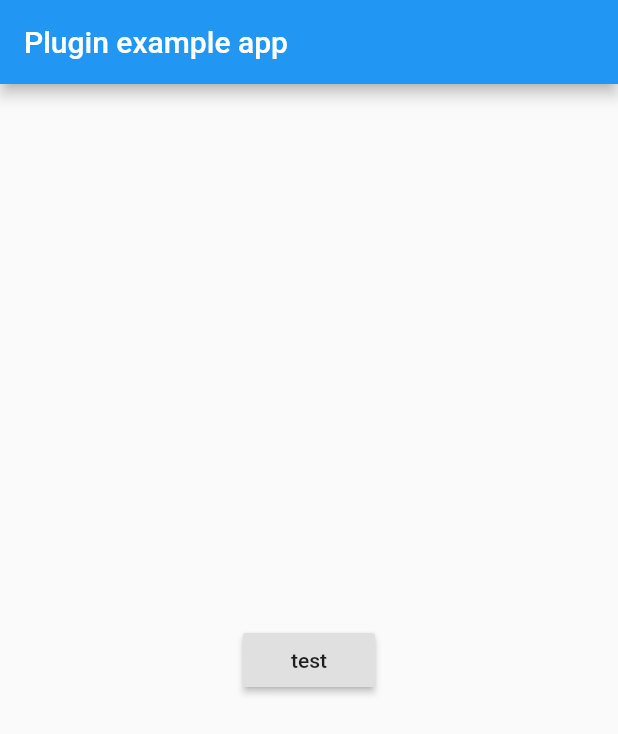
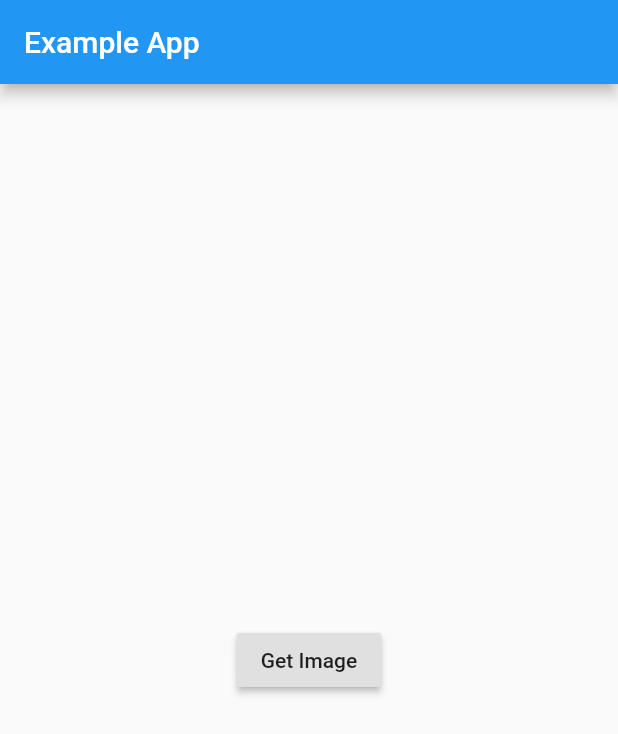
Before and after one commit to Beakyn/exif_flutter, a Flutter app: the screen it shows after launch, on a phone screen of 412 x 824 dp. Shown: the top 734 px of the screen. Run offline on Flutter 3.47's test engine with Material 2 defaults, Android fonts, the light colour scheme and no system bars; our stand-ins replace gallery_saver, image_picker.

Commit message:
chore: remove unused test data

```diff
--- a/example/lib/main.dart
+++ b/example/lib/main.dart
@@ -5,7 +5,6 @@ import 'dart:typed_data';
 import 'package:exif/exif.dart';
 import 'package:exif/tags.dart';
 import 'package:flutter/material.dart';
-import 'package:flutter/services.dart' show rootBundle;
 import 'package:path_provider/path_provider.dart';
 import 'package:image_picker/image_picker.dart';
 import 'package:gallery_saver/gallery_saver.dart';
@@ -29,14 +28,6 @@ class _MyAppState extends State<MyApp> {
   @override
   void initState() {
     super.initState();
-    initPlatformState();
-  }
-
-  Future<void> initPlatformState() async {
-    // final imageName = 'img1_with_exif.jpg';
-    final imageName = 'augusto_img.JPEG';
-    final fileBytes = await rootBundle.load('assets' + '/' + imageName);
-    mainCheckFlow(fileBytes);
   }
 
   getMetadata() async {
@@ -49,7 +40,7 @@ class _MyAppState extends State<MyApp> {
 
   Future<void> mainCheckFlow(ByteData bytes) async {
     final tempPath = await getTemporaryDirectory();
-    final filePath = tempPath.path + '/' + 'test-${DateTime.now()}.jpeg';
+    final filePath = tempPath.path + '/' + 'New Image - ${DateTime.now()}.jpeg';
     await writeToFile(
       bytes,
       filePath,
@@ -61,7 +52,7 @@ class _MyAppState extends State<MyApp> {
     final latitude = -4.8055555;
     final longitude = -39.3555555;
     final dateTimeOriginal = DateTime.parse('2009-08-11 16:45:32');
-    final userComment = 'We can add the stringified version of the entry here';
+    final userComment = 'You can add a metadata stringified version here';
 
     final newAttributes = Metadata(
       latitude: latitude,
@@ -83,12 +74,12 @@ class _MyAppState extends State<MyApp> {
     return MaterialApp(
       home: Scaffold(
         appBar: AppBar(
-          title: const Text('Plugin example app'),
+          title: const Text('Example App'),
         ),
         body: Center(
             child: RaisedButton(
           onPressed: getMetadata,
-          child: Text("test"),
+          child: Text("Get Image"),
         )),
       ),
     );
--- a/example/pubspec.yaml
+++ b/example/pubspec.yaml
@@ -29,8 +29,6 @@ dev_dependencies:
 
 # The following section is specific to Flutter.
 flutter:
-  assets:
-    - assets/
   # The following line ensures that the Material Icons font is
   # included with your application, so that you can use the icons in
   # the material Icons class.
--- a/lib/exif.dart
+++ b/lib/exif.dart
@@ -1,6 +1,3 @@
-import 'dart:io'; // For Platform.isXimport 'dart:async';
-import 'dart:typed_data';
-
 import 'package:exif/tags.dart';
 import 'package:flutter/services.dart';
 
@@ -8,16 +5,21 @@ class Exif {
   static const MethodChannel _channel = const MethodChannel('beakyn.com/exif');
 
   static Future<Map<String, dynamic>> getAttributes(String filePath) async {
-    final Map<String, dynamic> attributes = await _channel
-        .invokeMapMethod('getImageAttributes', {'filePath': filePath});
+    final Map<String, dynamic> attributes = await _channel.invokeMapMethod(
+      'getImageAttributes',
+      {'filePath': filePath},
+    );
     return attributes;
   }
 
-  static Future<void> setAttributes(
-      String filePath, Metadata attributes) async {
+  static Future<String> setAttributes(
+    String filePath,
+    Metadata attributes,
+  ) async {
     await _channel.invokeMapMethod('setImageAttributes', {
       'filePath': filePath,
       'attributes': attributes.toNative(),
     });
+    return filePath;
   }
 }
--- a/lib/tags.dart
+++ b/lib/tags.dart
@@ -13,8 +13,12 @@ class Metadata {
   final String userComment;
   final DateTime dateTimeOriginal;
 
-  Metadata(
-      {this.latitude, this.longitude, this.userComment, this.dateTimeOriginal});
+  Metadata({
+    this.latitude,
+    this.longitude,
+    this.userComment,
+    this.dateTimeOriginal,
+  });
 
   Map<String, String> getLatitude() {
     return {
@@ -33,7 +37,7 @@ class Metadata {
   Map<String, String> getDateTimeOriginal() {
     // Ex:. 2004:08:11 16:45:32
     final addZero = (int value) {
-      return value > 9 ? value.toString() : '0${value}';
+      return value > 9 ? value.toString() : '0$value';
     };
 
     final year = dateTimeOriginal.year;
```
Also changed, not shown: example/assets/augusto_img.JPEG (deleted), example/assets/img1_with_exif.jpg (deleted).
